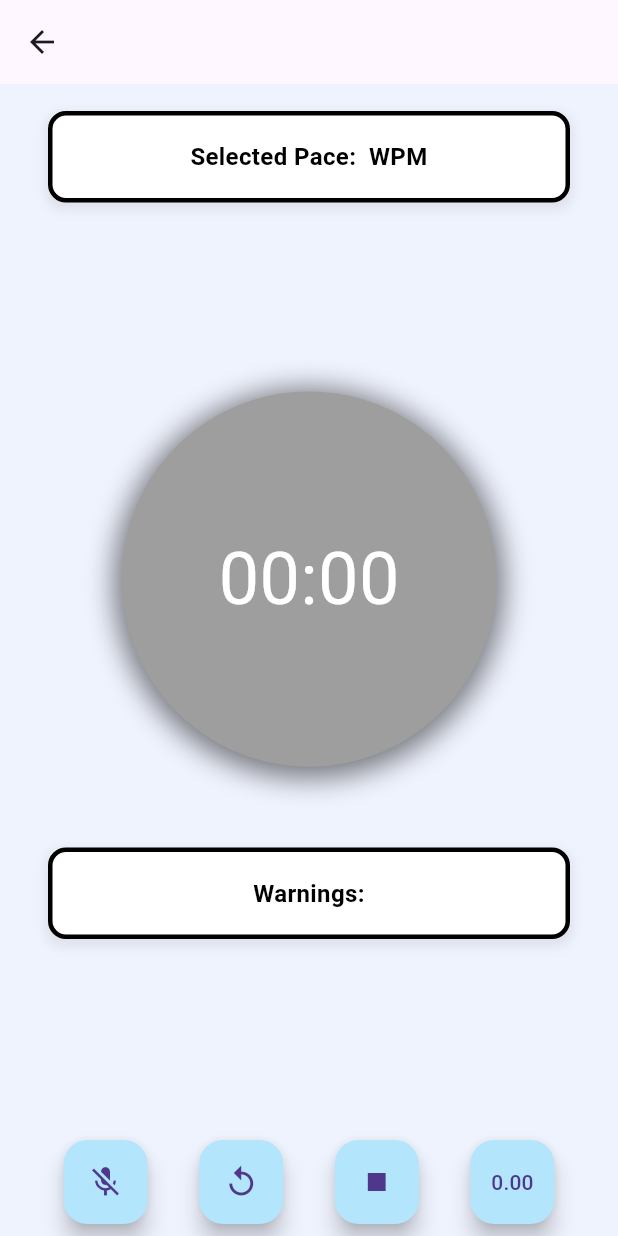
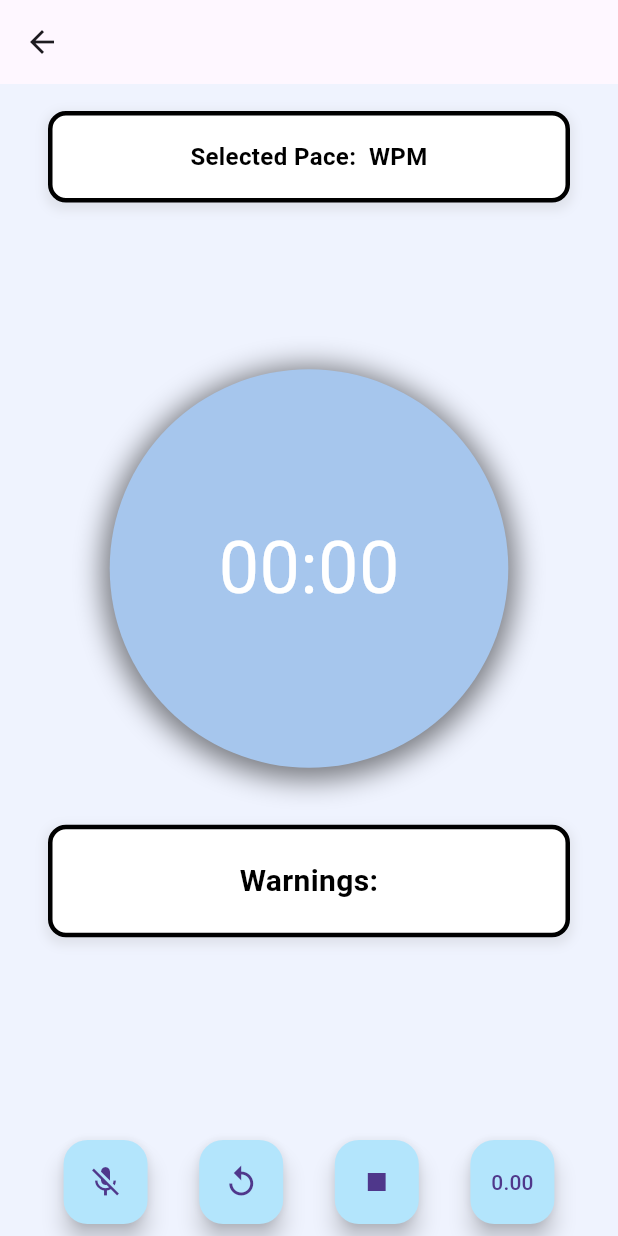
Before and after one commit to BettinaGotiu/licenta_app, a Flutter app: the SpeechToTextPage screen opened directly with empty values, after a tap on the "mic" icon, after a tap on the "mic off" icon, on a phone screen of 412 x 824 dp. Run offline on Flutter 3.47's test engine with Material 3 defaults, Android fonts, the phone set to English and light mode, and no system bars; our stand-ins replace cloud_firestore, firebase_auth, firebase_core, flutter_custom_clippers, speech_to_text, table_calendar; missing offline and left inert: mrx_charts; accounts and stored records are empty.

Commit message:
Updated bubble with pulsation

```diff
--- a/lib/pages/speech_to_text.dart
+++ b/lib/pages/speech_to_text.dart
@@ -14,7 +14,8 @@ class SpeechToTextPage extends StatefulWidget {
   _SpeechToTextPageState createState() => _SpeechToTextPageState();
 }
 
-class _SpeechToTextPageState extends State<SpeechToTextPage> {
+class _SpeechToTextPageState extends State<SpeechToTextPage>
+    with SingleTickerProviderStateMixin {
   late stt.SpeechToText _speech;
   bool _isListening = false;
   String _currentText = "";
@@ -40,10 +41,28 @@ class _SpeechToTextPageState extends State<SpeechToTextPage> {
   final int _intervalDuration = 6;
   int _listeningSessionCounter = 0;
 
+  late AnimationController _animationController;
+  late Animation<double> _sizeAnimation;
+
   @override
   void initState() {
     super.initState();
     _speech = stt.SpeechToText();
+
+    _animationController = AnimationController(
+      duration: const Duration(seconds: 1),
+      vsync: this,
+    )..repeat(reverse: true);
+
+    _sizeAnimation = Tween<double>(begin: 250.0, end: 270.0).animate(
+      CurvedAnimation(parent: _animationController, curve: Curves.easeInOut),
+    );
+  }
+
+  @override
+  void dispose() {
+    _animationController.dispose();
+    super.dispose();
   }
 
   int _countWords(String text) {
@@ -121,10 +140,14 @@ class _SpeechToTextPageState extends State<SpeechToTextPage> {
 
           if (_currentWpm < lowerLimit) {
             _warningMessage = "You are talking too slow, pick the pace up.";
+            _animationController.repeat(reverse: true);
           } else if (_currentWpm > upperLimit) {
             _warningMessage = "Your talking pace is too fast, go slower.";
+            _animationController.repeat(reverse: true);
           } else {
             _warningMessage = "You are right on track, go on!";
+            _animationController.stop();
+            _animationController.value = 1.0;
             _withinLimitCount++;
           }
         });
@@ -146,6 +169,7 @@ class _SpeechToTextPageState extends State<SpeechToTextPage> {
     setState(() {
       _isListening = false;
       _stopwatch.stop();
+      _animationController.stop();
 
       if (_currentText.isNotEmpty) {
         int duration = _stopwatch.elapsed.inSeconds;
@@ -180,10 +204,14 @@ class _SpeechToTextPageState extends State<SpeechToTextPage> {
 
           if (_currentWpm < lowerLimit) {
             _warningMessage = "You are talking too slow, pick the pace up.";
+            _animationController.repeat(reverse: true);
           } else if (_currentWpm > upperLimit) {
             _warningMessage = "Your talking pace is too fast, go slower.";
+            _animationController.repeat(reverse: true);
           } else {
             _warningMessage = "You are right on track, go on!";
+            _animationController.stop();
+            _animationController.value = 1.0;
             _withinLimitCount++;
           }
         }
@@ -280,7 +308,7 @@ class _SpeechToTextPageState extends State<SpeechToTextPage> {
 
   Color _getCircleColor() {
     if (_wpmHistory.isEmpty) {
-      return Colors.grey;
+      return Color(0xFFa6c6ed); // Default color when no data is available
     }
 
     int lowerLimit, upperLimit;
@@ -303,7 +331,7 @@ class _SpeechToTextPageState extends State<SpeechToTextPage> {
     }
 
     if (_currentWpm == 0) {
-      return Colors.grey;
+      return Color(0xFFa6c6ed); // Default color when WPM is 0
     } else if (_currentWpm < lowerLimit * 0.95) {
       return Colors.red;
     } else if (_currentWpm > upperLimit * 1.05) {
@@ -317,9 +345,6 @@ class _SpeechToTextPageState extends State<SpeechToTextPage> {
 
   @override
   Widget build(BuildContext context) {
-    final double cardWidth = MediaQuery.of(context).size.width * 0.7;
-    final double cardHeight = 80;
-
     return Scaffold(
       appBar: AppBar(
         leading: IconButton(
@@ -346,14 +371,12 @@ class _SpeechToTextPageState extends State<SpeechToTextPage> {
               child: Column(
                 mainAxisAlignment: MainAxisAlignment.center,
                 children: [
-                  Padding(
-                    padding: const EdgeInsets.all(16.0),
-                    child: Stack(
-                      alignment: Alignment.center,
-                      children: [
-                        Container(
-                          width: 250,
-                          height: 250,
+                  AnimatedBuilder(
+                    animation: _animationController,
+                    builder: (context, child) {
+                      return Container(
+                        width: _sizeAnimation.value,
+                        height: _sizeAnimation.value,
                         decoration: BoxDecoration(
                           shape: BoxShape.circle,
                           color: _getCircleColor(),
@@ -367,16 +390,17 @@ class _SpeechToTextPageState extends State<SpeechToTextPage> {
                             ),
                           ],
                         ),
-                        ),
-                        Text(
+                        child: Center(
+                          child: Text(
                             formatElapsedTime(_elapsedStopwatch.elapsed),
                             style: const TextStyle(
                               fontSize: 48,
                               color: Colors.white,
                             ),
                           ),
-                      ],
                         ),
+                      );
+                    },
                   ),
                   SizedBox(height: 30), // Space between circle and warnings
                   Padding(
@@ -384,6 +408,9 @@ class _SpeechToTextPageState extends State<SpeechToTextPage> {
                         left: 16.0, right: 16.0, bottom: 16.0),
                     child: _buildRetroCard(
                       'Warnings: $_warningMessage',
+                      fontSize:
+                          20.0, // Increased font size for better visibility
+                      padding: EdgeInsets.all(20.0), // Increased padding
                     ),
                   ),
                 ],
@@ -433,9 +460,11 @@ class _SpeechToTextPageState extends State<SpeechToTextPage> {
     );
   }
 
-  Widget _buildRetroCard(String text) {
+  Widget _buildRetroCard(String text,
+      {double fontSize = 16.0,
+      EdgeInsets padding = const EdgeInsets.all(16.0)}) {
     return Container(
-      padding: const EdgeInsets.all(16.0),
+      padding: padding,
       margin: const EdgeInsets.symmetric(vertical: 8.0, horizontal: 16.0),
       decoration: BoxDecoration(
         color: Colors.white, // Background color of the cards
@@ -453,8 +482,8 @@ class _SpeechToTextPageState extends State<SpeechToTextPage> {
       child: Center(
         child: Text(
           text,
-          style: const TextStyle(
-            fontSize: 16,
+          style: TextStyle(
+            fontSize: fontSize,
             fontWeight: FontWeight.bold,
             color: Colors.black,
           ),
```
Lines whose indentation alone changed are shown as unchanged.
